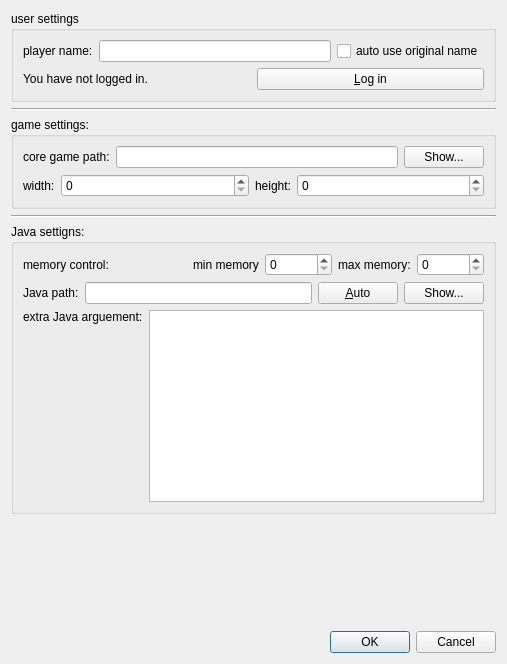
First picture: the form in Kaminec/UI/preference.ui, repository kaniol-lck/Kaminec, before the edit.
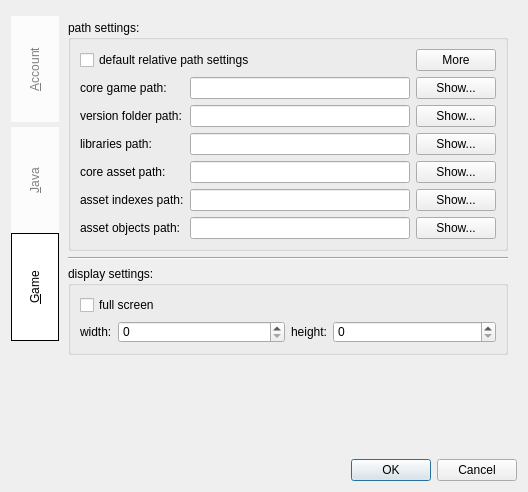
Second picture: the form after the edit.

Commit message: a big change of UI(especially in Preference),but not totally finished.

Patch:
```diff
--- a/Kaminec/UI/preference.ui
+++ b/Kaminec/UI/preference.ui
@@ -6,21 +6,68 @@
    <rect>
     <x>0</x>
     <y>0</y>
-    <width>507</width>
-    <height>664</height>
+    <width>528</width>
+    <height>492</height>
    </rect>
   </property>
   <property name="windowTitle">
    <string>Preference</string>
   </property>
-  <layout class="QVBoxLayout" name="verticalLayout_4">
+  <layout class="QVBoxLayout" name="verticalLayout_2">
    <item>
-    <widget class="QGroupBox" name="groupBox_3">
-     <property name="title">
-      <string>user settings</string>
+    <widget class="QTabWidget" name="preferenceSwitch">
+     <property name="styleSheet">
+      <string notr="true">QTabWidget::pane {border-top:0px solid #e8f3f9;background:  transparent; }
+QTabBar::tab {min-height: 100px;min-width:40px;color: white;border: 0px solid;border-top-left-radius: 0px;border-top-right-radius: 0px;padding:3px;}
+QTabBar::tab:!selected {color: gray; margin-top: 5px; background-color: rgb(255,255,255,200)}
+QTabBar::tab:selected {color: black; border: 1px solid; background-color: rgb(255,255,255,255)}</string>
      </property>
+     <property name="tabPosition">
+      <enum>QTabWidget::West</enum>
+     </property>
+     <property name="tabShape">
+      <enum>QTabWidget::Rounded</enum>
+     </property>
+     <property name="currentIndex">
+      <number>2</number>
+     </property>
+     <property name="elideMode">
+      <enum>Qt::ElideNone</enum>
+     </property>
+     <property name="usesScrollButtons">
+      <bool>true</bool>
+     </property>
+     <property name="documentMode">
+      <bool>false</bool>
+     </property>
+     <property name="tabsClosable">
+      <bool>false</bool>
+     </property>
+     <property name="movable">
+      <bool>false</bool>
+     </property>
+     <property name="tabBarAutoHide">
+      <bool>false</bool>
+     </property>
+     <widget class="QWidget" name="account">
+      <attribute name="title">
+       <string>&amp;Account</string>
+      </attribute>
      <layout class="QVBoxLayout" name="verticalLayout_3">
       <item>
+        <widget class="QGroupBox" name="groupBox_3">
+         <property name="title">
+          <string>name settings:</string>
+         </property>
+         <layout class="QGridLayout" name="gridLayout_4">
+          <item row="0" column="0">
+           <widget class="QCheckBox" name="autoName_cb">
+            <property name="text">
+             <string>auto use your official name</string>
+            </property>
+           </widget>
+          </item>
+          <item row="1" column="0">
        <layout class="QHBoxLayout" name="horizontalLayout_7">
         <item>
          <widget class="QLabel" name="playerName_label">
@@ -35,16 +82,25 @@
         <item>
          <widget class="QLineEdit" name="playerName_le"/>
         </item>
+           </layout>
+          </item>
+         </layout>
+        </widget>
+       </item>
         <item>
-         <widget class="QCheckBox" name="autoName_cb">
-          <property name="text">
-           <string>auto use original name</string>
+        <widget class="Line" name="line">
+         <property name="orientation">
+          <enum>Qt::Horizontal</enum>
           </property>
          </widget>
         </item>
-       </layout>
-      </item>
       <item>
+        <widget class="QGroupBox" name="groupBox_4">
+         <property name="title">
+          <string>account settings:</string>
+         </property>
+         <layout class="QGridLayout" name="gridLayout_6">
+          <item row="0" column="0">
        <layout class="QHBoxLayout" name="horizontalLayout_8">
         <item>
          <widget class="QLabel" name="logName_label">
@@ -66,142 +122,37 @@
     </widget>
    </item>
    <item>
-    <widget class="Line" name="line_2">
+        <spacer name="verticalSpacer_2">
      <property name="orientation">
-      <enum>Qt::Horizontal</enum>
-     </property>
-    </widget>
-   </item>
-   <item>
-    <widget class="QGroupBox" name="groupBox_2">
-     <property name="title">
-      <string>game settings:</string>
-     </property>
-     <layout class="QGridLayout" name="gridLayout_2">
-      <item row="0" column="0">
-       <layout class="QVBoxLayout" name="verticalLayout_2">
-        <item>
-         <layout class="QHBoxLayout" name="horizontalLayout_4">
-          <item>
-           <widget class="QLabel" name="corePath_label">
-            <property name="text">
-             <string>core game path:</string>
-            </property>
-            <property name="buddy">
-             <cstring>corePath_le</cstring>
-            </property>
-           </widget>
-          </item>
-          <item>
-           <widget class="QLineEdit" name="corePath_le"/>
-          </item>
-          <item>
-           <widget class="QPushButton" name="corePath_showPb">
-            <property name="text">
-             <string>Show...</string>
-            </property>
-           </widget>
-          </item>
-         </layout>
-        </item>
-        <item>
-         <layout class="QHBoxLayout" name="horizontalLayout_6">
-          <item>
-           <widget class="QLabel" name="width_label">
-            <property name="text">
-             <string>width:</string>
-            </property>
-            <property name="buddy">
-             <cstring>width_sb</cstring>
-            </property>
-           </widget>
-          </item>
-          <item>
-           <widget class="QSpinBox" name="width_sb">
-            <property name="sizePolicy">
-             <sizepolicy hsizetype="Expanding" vsizetype="Fixed">
-              <horstretch>0</horstretch>
-              <verstretch>0</verstretch>
-             </sizepolicy>
-            </property>
-            <property name="maximum">
-             <number>999999999</number>
-            </property>
-           </widget>
-          </item>
-          <item>
-           <widget class="QLabel" name="height_label">
-            <property name="text">
-             <string>height:</string>
-            </property>
-            <property name="buddy">
-             <cstring>height_sb</cstring>
-            </property>
-           </widget>
-          </item>
-          <item>
-           <widget class="QSpinBox" name="height_sb">
-            <property name="sizePolicy">
-             <sizepolicy hsizetype="Expanding" vsizetype="Fixed">
-              <horstretch>0</horstretch>
-              <verstretch>0</verstretch>
-             </sizepolicy>
-            </property>
-            <property name="maximum">
-             <number>999999999</number>
-            </property>
-           </widget>
-          </item>
-         </layout>
-        </item>
-       </layout>
-      </item>
-     </layout>
-    </widget>
-   </item>
-   <item>
-    <widget class="Line" name="line">
-     <property name="orientation">
-      <enum>Qt::Horizontal</enum>
-     </property>
-    </widget>
-   </item>
-   <item>
-    <widget class="QGroupBox" name="groupBox">
-     <property name="title">
-      <string>Java settigns:</string>
-     </property>
-     <layout class="QGridLayout" name="gridLayout">
-      <item row="0" column="0">
+          <enum>Qt::Vertical</enum>
+         </property>
+         <property name="sizeHint" stdset="0">
+          <size>
+           <width>20</width>
+           <height>250</height>
+          </size>
+         </property>
+        </spacer>
+       </item>
+      </layout>
+     </widget>
+     <widget class="QWidget" name="java">
+      <attribute name="title">
+       <string>&amp;Java</string>
+      </attribute>
        <layout class="QVBoxLayout" name="verticalLayout">
         <item>
-         <layout class="QHBoxLayout" name="horizontalLayout_3">
-          <item>
-           <widget class="QLabel" name="memCtrl_label">
-            <property name="text">
-             <string>memory control:</string>
-            </property>
-           </widget>
-          </item>
-          <item>
-           <spacer name="horizontalSpacer">
-            <property name="orientation">
-             <enum>Qt::Horizontal</enum>
-            </property>
-            <property name="sizeHint" stdset="0">
-             <size>
-              <width>269</width>
-              <height>20</height>
-             </size>
-            </property>
-           </spacer>
-          </item>
+        <widget class="QGroupBox" name="groupBox">
+         <property name="title">
+          <string>memory settings:</string>
+         </property>
+         <layout class="QVBoxLayout" name="verticalLayout_6">
           <item>
            <layout class="QHBoxLayout" name="horizontalLayout_2">
             <item>
              <widget class="QLabel" name="minMem_label">
               <property name="text">
-               <string>min memory</string>
+               <string>minimum memory allocate:</string>
               </property>
               <property name="buddy">
                <cstring>minMem_sb</cstring>
@@ -228,7 +179,7 @@
             <item>
              <widget class="QLabel" name="maxMem_label">
               <property name="text">
-               <string>max memory:</string>
+               <string>maximum memory allocate:</string>
               </property>
               <property name="buddy">
                <cstring>maxMem_sb</cstring>
@@ -250,22 +201,23 @@
             </item>
            </layout>
           </item>
+         </layout>
+        </widget>
+       </item>
           <item>
-           <spacer name="horizontalSpacer_2">
+        <widget class="Line" name="line_2">
             <property name="orientation">
              <enum>Qt::Horizontal</enum>
             </property>
-            <property name="sizeHint" stdset="0">
-             <size>
-              <width>40</width>
-              <height>20</height>
-             </size>
-            </property>
-           </spacer>
-          </item>
-         </layout>
+        </widget>
         </item>
         <item>
+        <widget class="QGroupBox" name="groupBox_5">
+         <property name="title">
+          <string>JVM settings:</string>
+         </property>
+         <layout class="QGridLayout" name="gridLayout_5">
+          <item row="0" column="0">
          <layout class="QHBoxLayout" name="horizontalLayout_5">
           <item>
            <widget class="QLabel" name="javaPath_label">
@@ -296,7 +248,7 @@
           </item>
          </layout>
         </item>
-        <item>
+          <item row="1" column="0">
          <layout class="QGridLayout" name="gridLayout_3">
           <item row="0" column="0">
            <widget class="QLabel" name="javaArg_label">
@@ -333,22 +285,324 @@
          </layout>
         </item>
        </layout>
-      </item>
-     </layout>
-    </widget>
-   </item>
+        </widget>
+       </item>
+       <item>
+        <spacer name="verticalSpacer_4">
+         <property name="orientation">
+          <enum>Qt::Vertical</enum>
+         </property>
+         <property name="sizeHint" stdset="0">
+          <size>
+           <width>20</width>
+           <height>128</height>
+          </size>
+         </property>
+        </spacer>
+       </item>
+      </layout>
+     </widget>
+     <widget class="QWidget" name="game">
+      <attribute name="title">
+       <string>&amp;Game</string>
+      </attribute>
+      <layout class="QVBoxLayout" name="verticalLayout_4">
+       <item>
+        <widget class="QGroupBox" name="groupBox_2">
+         <property name="title">
+          <string>path settings:</string>
+         </property>
+         <layout class="QGridLayout" name="gridLayout_7">
+          <item row="1" column="0">
+           <widget class="QLabel" name="corePath_label">
+            <property name="enabled">
+             <bool>true</bool>
+            </property>
+            <property name="text">
+             <string>core game path:</string>
+            </property>
+            <property name="buddy">
+             <cstring>corePath_le</cstring>
+            </property>
+           </widget>
+          </item>
+          <item row="1" column="2">
+           <widget class="QPushButton" name="corePath_showPb">
+            <property name="enabled">
+             <bool>true</bool>
+            </property>
+            <property name="text">
+             <string>Show...</string>
+            </property>
+           </widget>
+          </item>
+          <item row="1" column="1">
+           <widget class="QLineEdit" name="corePath_le">
+            <property name="enabled">
+             <bool>true</bool>
+            </property>
+           </widget>
+          </item>
+          <item row="6" column="2">
+           <widget class="QPushButton" name="assetPath_showPb">
+            <property name="enabled">
+             <bool>true</bool>
+            </property>
+            <property name="text">
+             <string>Show...</string>
+            </property>
+           </widget>
+          </item>
+          <item row="0" column="0" colspan="2">
+           <widget class="QCheckBox" name="defaultPath_checkBox">
+            <property name="text">
+             <string>default relative path settings</string>
+            </property>
+           </widget>
+          </item>
+          <item row="0" column="2">
+           <widget class="QPushButton" name="more_pb">
+            <property name="text">
+             <string>More</string>
+            </property>
+           </widget>
+          </item>
+          <item row="6" column="1">
+           <widget class="QLineEdit" name="assetPath_le">
+            <property name="enabled">
+             <bool>true</bool>
+            </property>
+           </widget>
+          </item>
+          <item row="7" column="0">
+           <widget class="QLabel" name="indexesPath_label">
+            <property name="enabled">
+             <bool>true</bool>
+            </property>
+            <property name="text">
+             <string>asset indexes path:</string>
+            </property>
+            <property name="buddy">
+             <cstring>corePath_le</cstring>
+            </property>
+           </widget>
+          </item>
+          <item row="7" column="2">
+           <widget class="QPushButton" name="indexesPath_showPb">
+            <property name="enabled">
+             <bool>true</bool>
+            </property>
+            <property name="text">
+             <string>Show...</string>
+            </property>
+           </widget>
+          </item>
+          <item row="8" column="0">
+           <widget class="QLabel" name="objectsPath_label">
+            <property name="enabled">
+             <bool>true</bool>
+            </property>
+            <property name="text">
+             <string>asset objects path:</string>
+            </property>
+            <property name="buddy">
+             <cstring>corePath_le</cstring>
+            </property>
+           </widget>
+          </item>
+          <item row="4" column="1">
+           <widget class="QLineEdit" name="libPath_le">
+            <property name="enabled">
+             <bool>true</bool>
+            </property>
+           </widget>
+          </item>
+          <item row="2" column="2">
+           <widget class="QPushButton" name="versionPath_showPb">
+            <property name="enabled">
+             <bool>true</bool>
+            </property>
+            <property name="text">
+             <string>Show...</string>
+            </property>
+           </widget>
+          </item>
+          <item row="8" column="2">
+           <widget class="QPushButton" name="objectsPath_showPb">
+            <property name="enabled">
+             <bool>true</bool>
+            </property>
+            <property name="text">
+             <string>Show...</string>
+            </property>
+           </widget>
+          </item>
+          <item row="2" column="1">
+           <widget class="QLineEdit" name="versionPath_le">
+            <property name="enabled">
+             <bool>true</bool>
+            </property>
+           </widget>
+          </item>
+          <item row="2" column="0">
+           <widget class="QLabel" name="versionPath_label">
+            <property name="enabled">
+             <bool>true</bool>
+            </property>
+            <property name="text">
+             <string>version folder path:</string>
+            </property>
+            <property name="buddy">
+             <cstring>corePath_le</cstring>
+            </property>
+           </widget>
+          </item>
+          <item row="6" column="0">
+           <widget class="QLabel" name="assetPath_label">
+            <property name="enabled">
+             <bool>true</bool>
+            </property>
+            <property name="text">
+             <string>core asset path:</string>
+            </property>
+            <property name="buddy">
+             <cstring>corePath_le</cstring>
+            </property>
+           </widget>
+          </item>
+          <item row="7" column="1">
+           <widget class="QLineEdit" name="indexesPath_le">
+            <property name="enabled">
+             <bool>true</bool>
+            </property>
+           </widget>
+          </item>
+          <item row="8" column="1">
+           <widget class="QLineEdit" name="objectsPath_le">
+            <property name="enabled">
+             <bool>true</bool>
+            </property>
+           </widget>
+          </item>
+          <item row="4" column="0">
+           <widget class="QLabel" name="libPath_label">
+            <property name="enabled">
+             <bool>true</bool>
+            </property>
+            <property name="text">
+             <string>libraries path:</string>
+            </property>
+            <property name="buddy">
+             <cstring>corePath_le</cstring>
+            </property>
+           </widget>
+          </item>
+          <item row="4" column="2">
+           <widget class="QPushButton" name="libPath_showPb">
+            <property name="enabled">
+             <bool>true</bool>
+            </property>
+            <property name="text">
+             <string>Show...</string>
+            </property>
+           </widget>
+          </item>
+         </layout>
+        </widget>
+       </item>
    <item>
-    <spacer name="verticalSpacer_2">
+        <widget class="Line" name="line_3">
      <property name="orientation">
+          <enum>Qt::Horizontal</enum>
+         </property>
+        </widget>
+       </item>
+       <item>
+        <widget class="QGroupBox" name="groupBox_6">
+         <property name="title">
+          <string>display settings:</string>
+         </property>
+         <layout class="QGridLayout" name="gridLayout">
+          <item row="1" column="1">
+           <layout class="QHBoxLayout" name="horizontalLayout_6">
+            <item>
+             <widget class="QLabel" name="height_label">
+              <property name="text">
+               <string>height:</string>
+              </property>
+              <property name="buddy">
+               <cstring>height_sb</cstring>
+              </property>
+             </widget>
+            </item>
+            <item>
+             <widget class="QSpinBox" name="height_sb">
+              <property name="sizePolicy">
+               <sizepolicy hsizetype="Expanding" vsizetype="Fixed">
+                <horstretch>0</horstretch>
+                <verstretch>0</verstretch>
+               </sizepolicy>
+              </property>
+              <property name="maximum">
+               <number>999999999</number>
+              </property>
+             </widget>
+            </item>
+           </layout>
+          </item>
+          <item row="1" column="0">
+           <layout class="QHBoxLayout" name="horizontalLayout_3">
+            <item>
+             <widget class="QLabel" name="width_label">
+              <property name="text">
+               <string>width:</string>
+              </property>
+              <property name="buddy">
+               <cstring>width_sb</cstring>
+              </property>
+             </widget>
+            </item>
+            <item>
+             <widget class="QSpinBox" name="width_sb">
+              <property name="sizePolicy">
+               <sizepolicy hsizetype="Expanding" vsizetype="Fixed">
+                <horstretch>0</horstretch>
+                <verstretch>0</verstretch>
+               </sizepolicy>
+              </property>
+              <property name="maximum">
+               <number>999999999</number>
+              </property>
+             </widget>
+            </item>
+           </layout>
+          </item>
+          <item row="0" column="0" colspan="2">
+           <widget class="QCheckBox" name="fullScreen_checkBox">
+            <property name="text">
+             <string>full screen</string>
+            </property>
+           </widget>
+          </item>
+         </layout>
+        </widget>
+       </item>
+       <item>
+        <spacer name="verticalSpacer_3">
+         <property name="orientation">
       <enum>Qt::Vertical</enum>
      </property>
      <property name="sizeHint" stdset="0">
       <size>
        <width>20</width>
-       <height>40</height>
+           <height>193</height>
       </size>
      </property>
     </spacer>
+       </item>
+      </layout>
+     </widget>
+    </widget>
    </item>
    <item>
     <widget class="QDialogButtonBox" name="buttonBox">
```
Left out of the diff: 2 changed lines with no effect on the pictures. Lines whose indentation alone changed are shown as unchanged. The commit also changes 7 other files.
